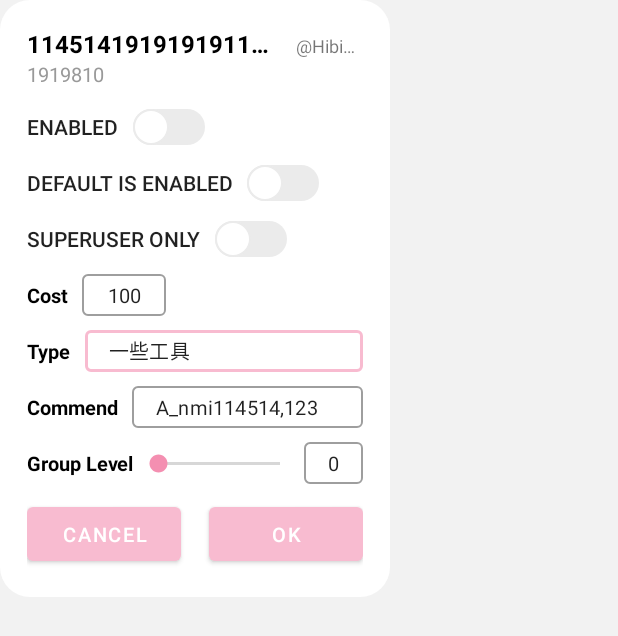
After one commit to YuS1aN/zhenxun_bot_android_ui, an Android app: the layout dialog_edit_plugin.xml on its own in the app's theme, with its tools: preview values and no code run, on a phone screen of 412 x 824 dp. The commit adds this screen. Shown: the top 636 px of the screen. Run offline under Robolectric (Android 15) with nearby library versions, the phone set to English and light mode, and no system bars.

Commit message:
编辑插件

```diff
--- /dev/null
+++ b/app/src/main/res/drawable/bg_list_button.xml
@@ -0,0 +1,5 @@
+<?xml version="1.0" encoding="utf-8"?>
+<shape xmlns:android="http://schemas.android.com/apk/res/android">
+    <solid android:color="?colorPrimary" />
+    <corners android:radius="999dp" />
+</shape>
--- /dev/null
+++ b/app/src/main/res/layout/dialog_edit_plugin.xml
@@ -0,0 +1,273 @@
+<?xml version="1.0" encoding="utf-8"?>
+<ScrollView xmlns:android="http://schemas.android.com/apk/res/android"
+    xmlns:app="http://schemas.android.com/apk/res-auto"
+    xmlns:tools="http://schemas.android.com/tools"
+    android:layout_width="wrap_content"
+    android:layout_height="wrap_content"
+    android:background="@drawable/bg_dialog_round"
+    android:scrollbars="none">
+
+    <androidx.constraintlayout.widget.ConstraintLayout
+        android:layout_width="match_parent"
+        android:layout_height="wrap_content"
+        android:minWidth="260dp"
+        android:padding="@dimen/box_padding">
+
+        <TextView
+            android:id="@+id/tv_title"
+            android:layout_width="wrap_content"
+            android:layout_height="wrap_content"
+            android:ellipsize="end"
+            android:maxWidth="170dp"
+            android:maxLines="1"
+            android:textColor="@color/dn_black"
+            android:textSize="@dimen/title_size_large"
+            android:textStyle="bold"
+            app:layout_constraintBottom_toTopOf="@+id/tv_module"
+            app:layout_constraintEnd_toStartOf="@+id/tv_author"
+            app:layout_constraintStart_toStartOf="parent"
+            app:layout_constraintTop_toTopOf="parent"
+            app:layout_constraintVertical_chainStyle="spread_inside"
+            tools:text="11451419191919119119191919" />
+
+        <TextView
+            android:id="@+id/tv_author"
+            android:layout_width="0dp"
+            android:layout_height="wrap_content"
+            android:layout_marginStart="@dimen/margin_normal"
+            android:ellipsize="end"
+            android:maxLines="1"
+            android:textSize="@dimen/text_size_small"
+            app:layout_constraintBaseline_toBaselineOf="@id/tv_title"
+            app:layout_constraintEnd_toEndOf="parent"
+            app:layout_constraintStart_toEndOf="@id/tv_title"
+            tools:text="\@Hibikier" />
+
+        <TextView
+            android:id="@+id/tv_module"
+            android:layout_width="match_parent"
+            android:layout_height="wrap_content"
+            android:ellipsize="end"
+            android:textColor="@color/text_gray"
+            app:layout_constraintBottom_toTopOf="@+id/sw_enabled"
+            app:layout_constraintTop_toBottomOf="@id/tv_title"
+            tools:text="1919810" />
+
+        <androidx.appcompat.widget.SwitchCompat
+            android:id="@+id/sw_enabled"
+            style="@style/Switch"
+            android:layout_width="wrap_content"
+            android:layout_height="@dimen/normal_line_height"
+            android:layout_marginTop="@dimen/margin_wide"
+            android:text="@string/enabled"
+            app:layout_constraintBottom_toTopOf="@+id/sw_default_status"
+            app:layout_constraintStart_toStartOf="parent"
+            app:layout_constraintTop_toBottomOf="@id/tv_module"
+            app:switchPadding="@dimen/margin_normal" />
+
+        <androidx.appcompat.widget.SwitchCompat
+            android:id="@+id/sw_default_status"
+            style="@style/Switch"
+            android:layout_width="wrap_content"
+            android:layout_height="@dimen/normal_line_height"
+            android:layout_marginTop="@dimen/margin_normal"
+            android:text="@string/default_is_enabled"
+            app:layout_constraintBottom_toTopOf="@+id/sw_superuser"
+            app:layout_constraintStart_toStartOf="parent"
+            app:layout_constraintTop_toBottomOf="@id/sw_enabled"
+            app:switchPadding="@dimen/margin_normal" />
+
+        <androidx.appcompat.widget.SwitchCompat
+            android:id="@+id/sw_superuser"
+            style="@style/Switch"
+            android:layout_width="wrap_content"
+            android:layout_height="@dimen/normal_line_height"
+            android:layout_marginTop="@dimen/margin_normal"
+            android:text="@string/superuser_only"
+            app:layout_constraintBottom_toTopOf="@+id/til_cost"
+            app:layout_constraintStart_toStartOf="parent"
+            app:layout_constraintTop_toBottomOf="@id/sw_default_status"
+            app:switchPadding="@dimen/margin_normal" />
+
+
+        <TextView
+            android:id="@+id/tv_cost"
+            android:layout_width="wrap_content"
+            android:layout_height="@dimen/normal_line_height"
+            android:gravity="center_vertical"
+            android:labelFor="@+id/til_cost"
+            android:text="@string/cost"
+            android:textColor="@color/dn_black"
+            android:textStyle="bold"
+            app:layout_constraintStart_toStartOf="parent"
+            app:layout_constraintTop_toTopOf="@id/til_cost" />
+
+        <com.google.android.material.textfield.TextInputLayout
+            android:id="@+id/til_cost"
+            style="@style/TextInputLayout.Thin"
+            android:layout_width="wrap_content"
+            android:layout_height="wrap_content"
+            android:layout_marginStart="@dimen/margin_normal"
+            android:layout_marginTop="@dimen/margin_normal"
+            android:orientation="horizontal"
+            app:hintEnabled="false"
+            app:layout_constraintBottom_toTopOf="@+id/til_type"
+            app:layout_constraintStart_toEndOf="@id/tv_cost"
+            app:layout_constraintTop_toBottomOf="@id/sw_superuser">
+
+
+            <com.google.android.material.textfield.TextInputEditText
+                android:id="@+id/et_cost"
+                android:layout_width="wrap_content"
+                android:layout_height="@dimen/normal_line_height"
+                android:gravity="center"
+                android:inputType="number"
+                android:padding="0dp"
+                android:textSize="@dimen/et_text_size"
+                tools:text="100" />
+        </com.google.android.material.textfield.TextInputLayout>
+
+        <TextView
+            android:id="@+id/tv_type"
+            android:layout_width="wrap_content"
+            android:layout_height="@dimen/normal_line_height"
+            android:gravity="center_vertical"
+            android:labelFor="@+id/til_type"
+            android:text="@string/type"
+            android:textColor="@color/dn_black"
+            android:textStyle="bold"
+            app:layout_constraintStart_toStartOf="parent"
+            app:layout_constraintTop_toTopOf="@id/til_type" />
+
+        <com.google.android.material.textfield.TextInputLayout
+            android:id="@+id/til_type"
+            style="@style/TextInputLayout.Thin"
+            android:layout_width="0dp"
+            android:layout_height="wrap_content"
+            android:layout_marginStart="@dimen/margin_normal"
+            android:layout_marginTop="@dimen/margin_normal"
+            android:orientation="horizontal"
+            app:hintEnabled="false"
+            app:layout_constraintBottom_toTopOf="@id/til_command"
+            app:layout_constraintEnd_toEndOf="parent"
+            app:layout_constraintStart_toEndOf="@id/tv_type"
+            app:layout_constraintTop_toBottomOf="@id/til_cost">
+
+
+            <com.google.android.material.textfield.TextInputEditText
+                android:id="@+id/et_type"
+                android:layout_width="match_parent"
+                android:layout_height="@dimen/normal_line_height"
+                android:inputType="text"
+                android:padding="0dp"
+                android:textSize="@dimen/et_text_size"
+                tools:text="一些工具" />
+        </com.google.android.material.textfield.TextInputLayout>
+
+        <TextView
+            android:id="@+id/tv_command"
+            android:layout_width="wrap_content"
+            android:layout_height="@dimen/normal_line_height"
+            android:gravity="center_vertical"
+            android:labelFor="@+id/til_alias"
+            android:text="@string/commend"
+            android:textColor="@color/dn_black"
+            android:textStyle="bold"
+            app:layout_constraintStart_toStartOf="parent"
+            app:layout_constraintTop_toTopOf="@id/til_command" />
+
+        <com.google.android.material.textfield.TextInputLayout
+            android:id="@+id/til_command"
+            style="@style/TextInputLayout.Thin"
+            android:layout_width="0dp"
+            android:layout_height="wrap_content"
+            android:layout_marginStart="@dimen/margin_normal"
+            android:layout_marginTop="@dimen/margin_normal"
+            android:orientation="horizontal"
+            app:hintEnabled="false"
+            app:layout_constraintBottom_toTopOf="@id/tv_group_level"
+            app:layout_constraintEnd_toEndOf="parent"
+            app:layout_constraintStart_toEndOf="@id/tv_command"
+            app:layout_constraintTop_toBottomOf="@id/til_type">
+
+
+            <com.google.android.material.textfield.TextInputEditText
+                android:id="@+id/et_command"
+                android:layout_width="match_parent"
+                android:layout_height="@dimen/normal_line_height"
+                android:inputType="text"
+                android:padding="0dp"
+                android:textSize="@dimen/et_text_size"
+                tools:text="A_nmi114514,123" />
+        </com.google.android.material.textfield.TextInputLayout>
+
+        <TextView
+            android:id="@+id/tv_group_level"
+            android:layout_width="wrap_content"
+            android:layout_height="@dimen/normal_line_height"
+            android:layout_marginTop="@dimen/margin_normal"
+            android:gravity="center_vertical"
+            android:text="@string/group_level"
+            android:textColor="@color/dn_black"
+            android:textStyle="bold"
+            app:layout_constraintStart_toStartOf="parent"
+            app:layout_constraintTop_toBottomOf="@id/tv_command" />
+
+        <com.google.android.material.textfield.TextInputLayout
+            android:id="@+id/til_group_level"
+            style="@style/TextInputLayout.Thin"
+            android:layout_width="wrap_content"
+            android:layout_height="wrap_content"
+            android:layout_marginTop="@dimen/margin_normal"
+            android:minWidth="0dp"
+            android:orientation="horizontal"
+            app:hintEnabled="false"
+            app:layout_constraintBottom_toBottomOf="@id/tv_group_level"
+            app:layout_constraintEnd_toEndOf="parent">
+
+            <com.google.android.material.textfield.TextInputEditText
+                android:id="@+id/et_group_level"
+                android:layout_width="wrap_content"
+                android:layout_height="@dimen/normal_line_height"
+                android:cursorVisible="false"
+                android:focusable="false"
+                android:padding="0dp"
+                android:textSize="@dimen/et_text_size"
+                tools:text="0" />
+        </com.google.android.material.textfield.TextInputLayout>
+
+        <androidx.appcompat.widget.AppCompatSeekBar
+            android:id="@+id/sb_group_level"
+            android:layout_width="0dp"
+            android:layout_height="wrap_content"
+            android:max="10"
+            android:progressTint="?colorPrimary"
+            android:thumbTint="?colorPrimaryDark"
+            app:layout_constraintBottom_toBottomOf="@id/tv_group_level"
+            app:layout_constraintEnd_toStartOf="@id/til_group_level"
+            app:layout_constraintStart_toEndOf="@id/tv_group_level"
+            app:layout_constraintTop_toTopOf="@id/tv_group_level" />
+
+        <com.google.android.material.button.MaterialButton
+            android:id="@+id/btn_cancel"
+            android:layout_width="0dp"
+            android:layout_height="wrap_content"
+            android:layout_marginTop="@dimen/margin_normal"
+            android:layout_marginEnd="@dimen/margin_normal"
+            android:text="@string/cancel"
+            app:layout_constraintEnd_toStartOf="@+id/btn_confirm"
+            app:layout_constraintStart_toStartOf="parent"
+            app:layout_constraintTop_toBottomOf="@id/tv_group_level" />
+
+        <com.google.android.material.button.MaterialButton
+            android:id="@+id/btn_confirm"
+            android:layout_width="0dp"
+            android:layout_height="wrap_content"
+            android:layout_marginStart="@dimen/margin_normal"
+            android:layout_marginTop="@dimen/margin_normal"
+            android:text="@string/confirm"
+            app:layout_constraintEnd_toEndOf="parent"
+            app:layout_constraintStart_toEndOf="@id/btn_cancel"
+            app:layout_constraintTop_toBottomOf="@id/tv_group_level" />
+    </androidx.constraintlayout.widget.ConstraintLayout>
+</ScrollView>
--- a/app/src/main/res/values/dimens.xml
+++ b/app/src/main/res/values/dimens.xml
@@ -21,4 +21,5 @@
     <dimen name="margin_wider">15dp</dimen>
     <dimen name="margin_widest">18dp</dimen>
     <dimen name="box_round_radius">20dp</dimen>
+    <dimen name="normal_line_height">28dp</dimen>
 </resources>
--- a/app/src/main/res/values/strings.xml
+++ b/app/src/main/res/values/strings.xml
@@ -32,4 +32,15 @@
     <string name="tab_superuser">Superuser</string>
     <string name="tab_hidden">Hidden</string>
     <string name="retry">Retry</string>
+    <string name="edit">Edit</string>
+    <string name="default_is_enabled">Default is Enabled</string>
+    <string name="superuser_only">Superuser Only</string>
+    <string name="cost">Cost</string>
+    <string name="type">Type</string>
+    <string name="commend">Commend</string>
+    <string name="group_level">Group Level</string>
+    <string name="cancel">Cancel</string>
+    <string name="enabled">Enabled</string>
+    <string name="error_valid_number">Please enter the valid number</string>
+    <string name="error_string_is_empty">Please enter text</string>
 </resources>
--- a/app/src/main/res/values/styles.xml
+++ b/app/src/main/res/values/styles.xml
@@ -6,10 +6,28 @@
         <item name="errorIconTint">@color/color_error</item>
         <item name="boxStrokeErrorColor">@color/color_error</item>
         <item name="boxBackgroundColor">@color/dn_white</item>
-<!--        <item name="expandedHintEnabled">false</item>-->
+        <!--        <item name="expandedHintEnabled">false</item>-->
         <item name="endIconMinSize">42dp</item>
         <item name="startIconMinSize">42dp</item>
         <item name="android:minHeight">72dp</item>
     </style>
 
+    <style name="TextInputLayout.Thin" parent="TextInputLayout">
+        <item name="endIconMinSize">24dp</item>
+        <item name="startIconMinSize">24dp</item>
+        <item name="android:minHeight">0dp</item>
+    </style>
+
+    <style name="AutoSizeMaterialButton" parent="Widget.MaterialComponents.Button">
+        <item name="autoSizeMinTextSize">10sp</item>
+        <item name="autoSizeMaxTextSize">14sp</item>
+        <item name="autoSizeTextType">uniform</item>
+        <item name="android:padding">0dp</item>
+        <item name="android:ellipsize">end</item>
+    </style>
+
+    <style name="Switch" parent="TextAppearance.AppCompat.Widget.Switch">
+        <item name="android:thumb">@drawable/switch_thumb</item>
+        <item name="track">@drawable/switch_track</item>
+    </style>
 </resources>
```
Also changed, not shown: app/src/main/java/me/kbai/zhenxunui/ui/plugin/EditPluginDialog.kt (added, +119 -0 lines), app/src/main/java/me/kbai/zhenxunui/ui/plugin/PluginAdapter.kt (+6 -4 lines), app/src/main/java/me/kbai/zhenxunui/ui/plugin/PluginTypeFragment.kt (+30 -13 lines), app/src/main/res/layout/dialog_change_api.xml (+4 -3 lines), app/src/main/res/layout/item_plugin_list.xml (+20 -5 lines), 1 other file.
